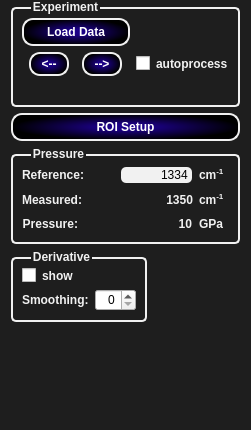
Old version of the form T-Rax/UIFiles/T_Rax_DiamondControl.ui in the repository CPrescher/T-rax.
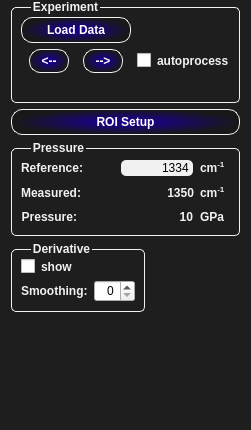
New version of the form.

What changed in the file:
```diff
--- a/T-Rax/UIFiles/T_Rax_DiamondControl.ui
+++ b/T-Rax/UIFiles/T_Rax_DiamondControl.ui
@@ -20,8 +20,7 @@
    <string>Form</string>
   </property>
   <property name="styleSheet">
-   <string notr="true">   
- #ruby_control_widget, #temperature_control_widget, #diamond_control_widget, QTabWidget::pane, QTabWidget::tab-bar,  
+   <string notr="true"> #ruby_control_widget, #temperature_control_widget, #diamond_control_widget, QTabWidget::pane, QTabWidget::tab-bar,  
  #experiment_tab, #calibration_tab{  
      background: #1E1E1E;      
  }  
@@ -69,21 +68,21 @@
  QPushButton{  
      color:white;  
      border-color: black;  
-     border: 2px solid #F1F1F1;  
+     border: 1px solid rgba(241,241,241,255); 
      border-radius: 11px;  
      font-weight: bold;  
      padding: 5px;  
  }  
  #temperature_control_widget QPushButton {  
-     background: qradialgradient(spread:pad, cx:0.5, cy:0.5, radius:0.5, fx:0.5, fy:0.5, stop:0.20398 rgba(221, 124, 40, 180), stop:1 rgba(0, 0, 0, 255))  
+     background: qradialgradient(spread:pad, cx:0.5, cy:0.5, radius:0.5, fx:0.5, fy:0.5, stop:0.20398 rgba(221, 124, 40, 180), stop:1 rgba(0, 0, 0, 50))
  }  
    
  #ruby_control_widget QPushButton {  
-     background: qradialgradient(spread:pad, cx:0.5, cy:0.5, radius:0.5, fx:0.5, fy:0.5, stop:0.20398 rgba(197, 0, 3, 255), stop:1 rgba(0, 0, 0, 255))  
+     background: qradialgradient(spread:pad, cx:0.5, cy:0.5, radius:0.5, fx:0.5, fy:0.5, stop:0.20398 rgba(197, 0, 3, 255), stop:1 rgba(0, 0, 0, 50))  
  }  
    
  #diamond_control_widget QPushButton{  
-     background: qradialgradient(spread:pad, cx:0.5, cy:0.5, radius:0.5, fx:0.5, fy:0.5, stop:0.20398 rgba(27, 0, 134, 255), stop:1 rgba(0, 0, 0, 255))  
+     background: qradialgradient(spread:pad, cx:0.5, cy:0.5, radius:0.5, fx:0.5, fy:0.5, stop:0.20398 rgba(27, 0, 134, 255), stop:1 rgba(0, 0, 0, 50))  
  }  
    
  QPushButton::hover{  
@@ -91,13 +90,14 @@
      margin: 0.5px;  
  }  
    
- QPushPutton::press{  
+ QPushPutton::pressed{  
     border:2px solid #fff;  
-     margin: 2px;  
+    padding: 5px;  
+    margin: 5px;  
  }  
    
  QGroupBox {  
-     border: 2px solid #F1F1F1;  
+     border: 1px solid #F1F1F1;  
      border-radius: 5px;  
      margin-top: 7px;  
      padding: 0px  
@@ -109,7 +109,7 @@
     
  QTabBar::tab {  
      background: qradialgradient(spread:pad, cx:0.5, cy:0.5, radius:0.5, fx:0.5, fy:0.5, stop:0.20398 rgba(221, 124, 40, 180), stop:1 #1E1E1E);  
-     border: 2px solid  #F1F1F1;  
+     border: 1px solid  #F1F1F1;  
      border-top-left-radius: 4px;  
      border-top-right-radius: 10px;  
      padding: 5px;  
@@ -125,22 +125,20 @@
  }  
    
  QTabBar::tab:selected {  
-   
-     border:3px solid  #FFF;  
+     border:2px solid  #FFF;  
      border-bottom-color: #1E1E1E;  
- }  
-   
+ }     
  QTabBar::tab:!selected {  
      margin-top: 2px;  
  }  
    
  #downstream_calib_box{  
      color:  rgba(255,255,0,255);  
-     border: 2px solid rgba(255,255,0,255);  
+     border: 1px solid rgba(255,255,0,255);  
  }  
  #upstream_calib_box {  
      color: rgba(255,140,0,255);  
-     border: 2px solid rgba(255,140,0,255);  
+     border: 1px solid rgba(255,140,0,255);  
  }  
    
  #upstream_calib_box QPushButton, #downstream_calib_box QPushButton {  
```
Left out of the diff: 4 changed lines with no effect on the pictures.
